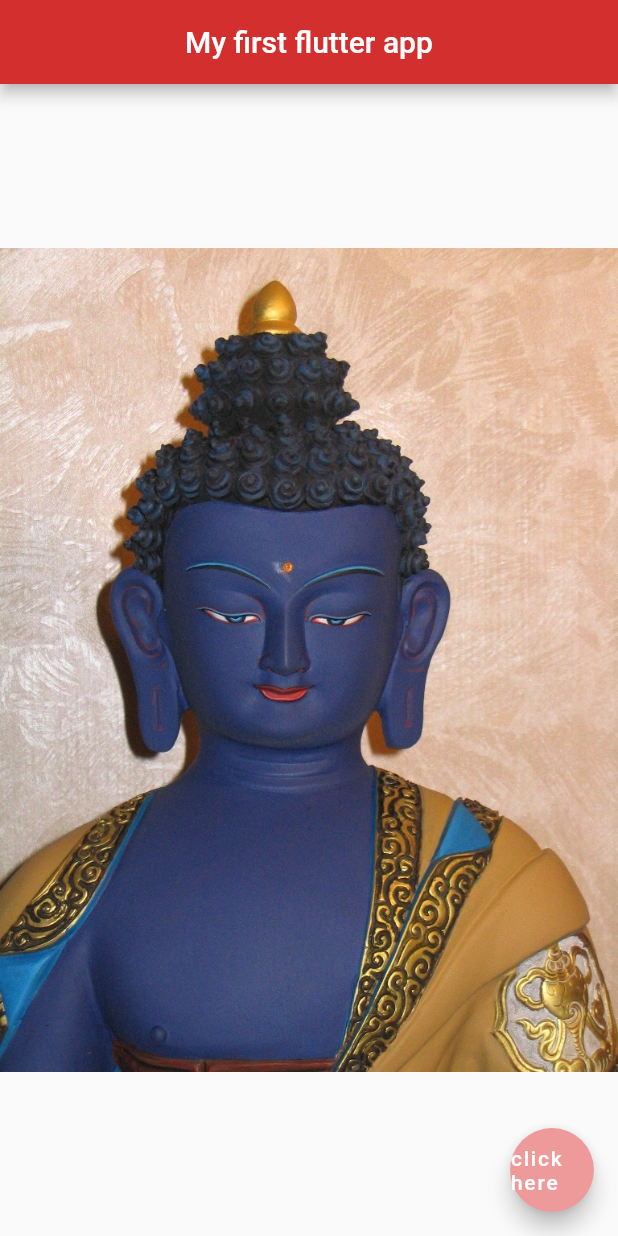
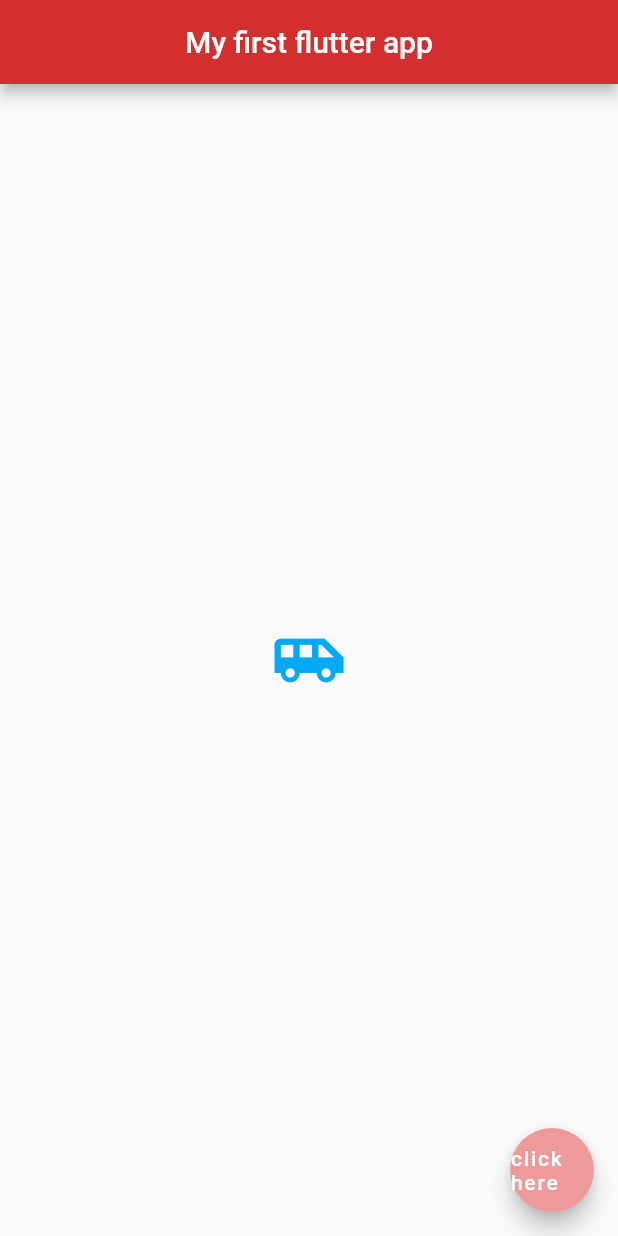
Before and after one commit to ThaoLuu2611/flutter-beginner, a Flutter app: the screen it shows after launch, on a phone screen of 412 x 824 dp. Run offline on Flutter 3.47's test engine with Material 2 defaults, Android fonts, the phone set to English and light mode, and no system bars.

Commit message:
add Icon widget

```diff
--- a/flutter_first_app/lib/main.dart
+++ b/flutter_first_app/lib/main.dart
@@ -15,15 +15,11 @@ class Home extends StatelessWidget{
         backgroundColor: Colors.red[700],//press ctrl+q to view more color
       ),
       body: Center(
-        child: Image(
-          //Network image
-          //image: NetworkImage('https://expertvagabond.com/wp-content/uploads/isle-of-skye-guide-900x600.jpg')
-
-          //Local image
-          image: AssetImage('assets/medicine_budda.jpg')
-
-        )
-      ),
+        child: Icon(
+          Icons.airport_shuttle,
+          color: Colors.lightBlue,
+          size: 50.0,
+      )),
 
       //every widget is class
       floatingActionButton: FloatingActionButton(//instance of class
```
